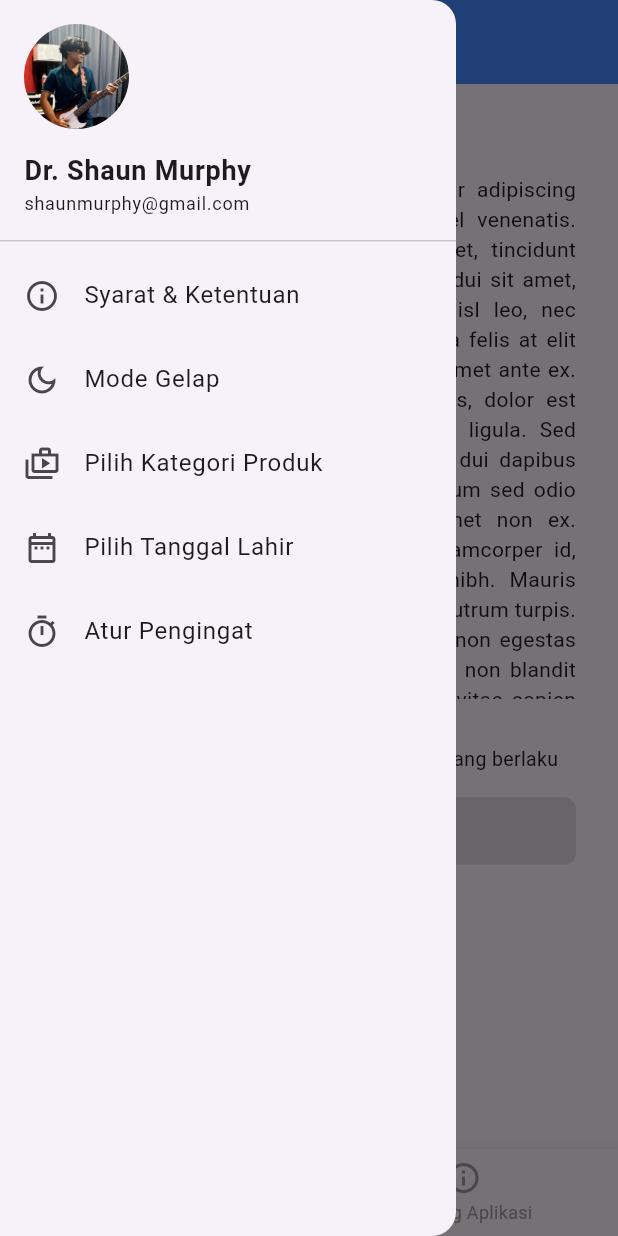
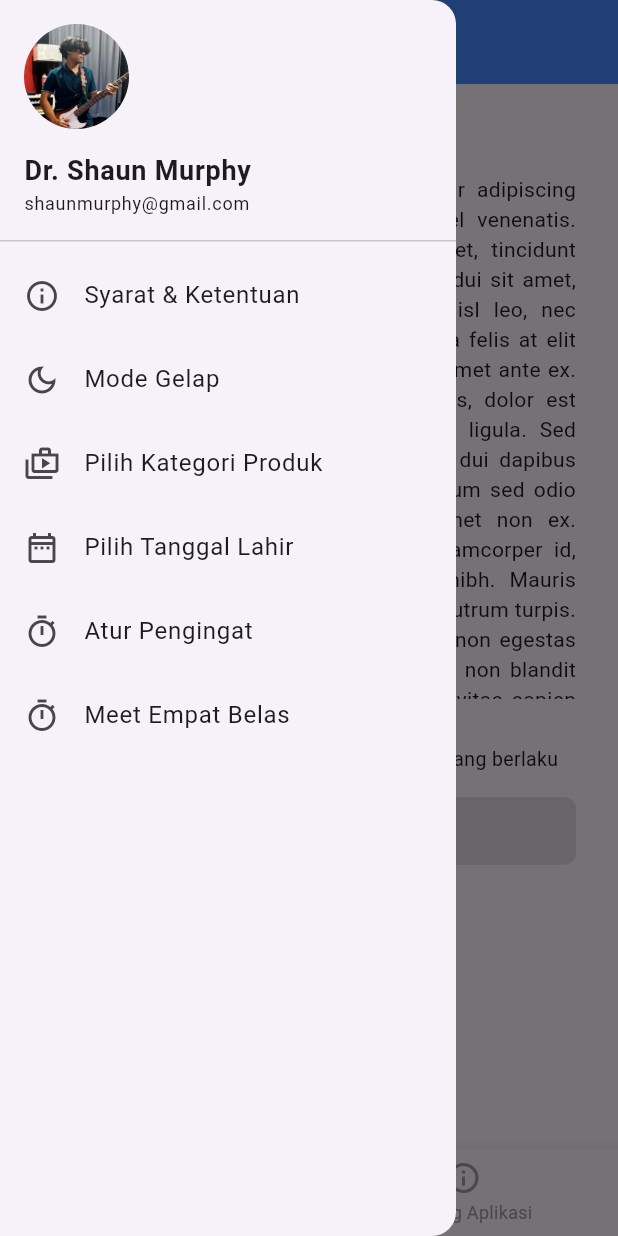
Before and after one commit to ardhanu-code/ppkd_b_2, a Flutter app: the TugasTujuh screen opened directly, with the side drawer open, on a phone screen of 412 x 824 dp. Run offline on Flutter 3.47's test engine with Material 3 defaults, Android fonts, the phone set to English and light mode, and no system bars; our stand-ins replace faker.

```diff
--- a/lib/tugas_7_flutter/tugas_7-8_flutter.dart
+++ b/lib/tugas_7_8_flutter/tugas_7-8_flutter.dart
@@ -1,9 +1,10 @@
 import 'package:flutter/material.dart';
-import 'package:ppkd_b_2/tugas_7_flutter/tugas_7_a.dart';
-import 'package:ppkd_b_2/tugas_7_flutter/tugas_7_b.dart';
-import 'package:ppkd_b_2/tugas_7_flutter/tugas_7_c.dart';
-import 'package:ppkd_b_2/tugas_7_flutter/tugas_7_d.dart';
-import 'package:ppkd_b_2/tugas_7_flutter/tugas_7_e.dart';
+import 'package:ppkd_b_2/meet_14/meet_14_a.dart';
+import 'package:ppkd_b_2/tugas_7_8_flutter/tugas_7_a.dart';
+import 'package:ppkd_b_2/tugas_7_8_flutter/tugas_7_b.dart';
+import 'package:ppkd_b_2/tugas_7_8_flutter/tugas_7_c.dart';
+import 'package:ppkd_b_2/tugas_7_8_flutter/tugas_7_d.dart';
+import 'package:ppkd_b_2/tugas_7_8_flutter/tugas_7_e.dart';
 
 class TugasTujuh extends StatefulWidget {
   const TugasTujuh({super.key});
@@ -22,6 +23,7 @@ class _TugasTujuhState extends State<TugasTujuh> {
     TugasTujuhC(),
     TugasTujuhD(),
     TugasTujuhE(),
+    MeetEmpatBelasA(),
   ];
   //===================Tugas 8=========================
   final aboutScreen = const Padding(
@@ -124,6 +126,14 @@ class _TugasTujuhState extends State<TugasTujuh> {
                         Navigator.pop(context);
                       },
                     ),
+                    ListTile(
+                      leading: const Icon(Icons.timer_outlined),
+                      title: const Text('Meet Empat Belas'),
+                      onTap: () {
+                        setState(() => _selectedDrawerIndex = 5);
+                        Navigator.pop(context);
+                      },
+                    ),
                   ],
                 ),
               )
--- a/pubspec.yaml
+++ b/pubspec.yaml
@@ -34,6 +34,7 @@ dependencies:
     sdk: flutter
   font_awesome_flutter: ^10.7.0
   intl: ^0.20.2
+  sqflite: ^2.4.2
 
 dev_dependencies:
   flutter_lints: ^5.0.0
```
Also changed, not shown: lib/meet_14/meet_14_a.dart (added, +20 -0 lines), lib/meet_14/list_widget.dart (added), lib/tugas_7_8_flutter/tugas_7_a.dart (renamed from lib/tugas_7_flutter/tugas_7_a.dart), lib/tugas_7_8_flutter/tugas_7_b.dart (renamed from lib/tugas_7_flutter/tugas_7_b.dart), lib/tugas_7_8_flutter/tugas_7_c.dart (renamed from lib/tugas_7_flutter/tugas_7_c.dart), lib/tugas_7_8_flutter/tugas_7_d.dart (renamed from lib/tugas_7_flutter/tugas_7_d.dart), lib/tugas_7_8_flutter/tugas_7_e.dart (renamed from lib/tugas_7_flutter/tugas_7_e.dart), pubspec.lock, 1 other file.
